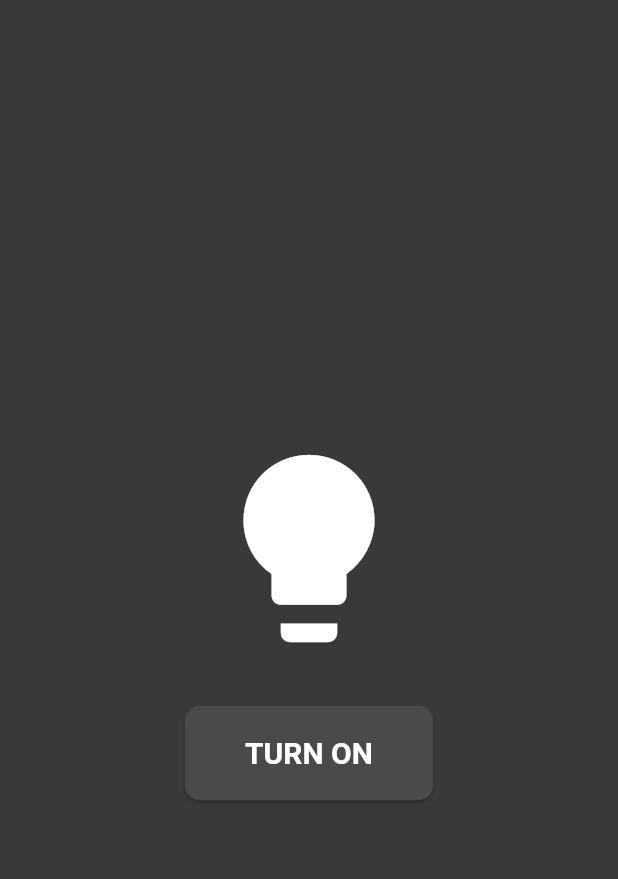
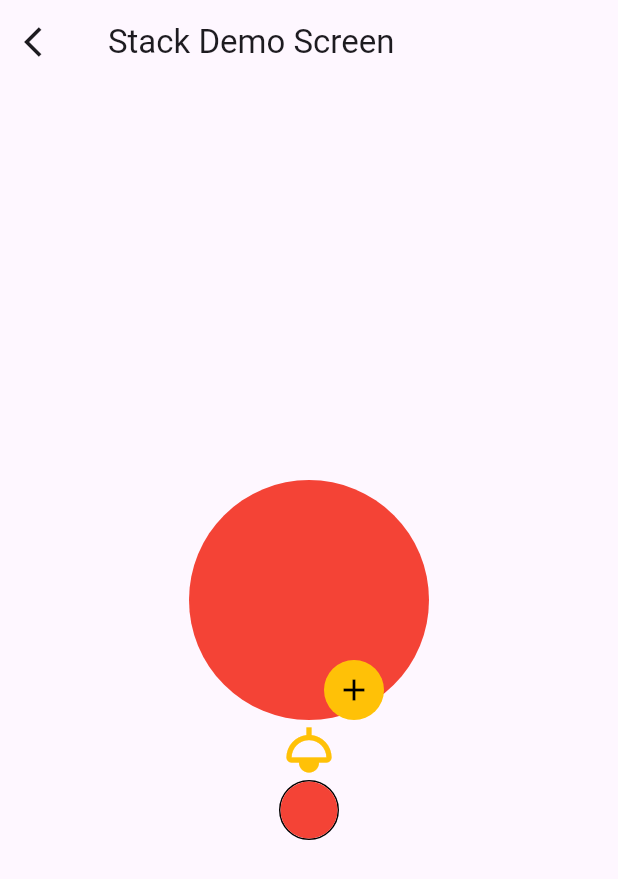
Before and after one commit to Sabahat-12345/first_app, a Flutter app: the screen it shows after launch, on a phone screen of 412 x 824 dp. Shown: the top 879 px of the screen. Run offline on Flutter 3.47's test engine with Material 3 defaults, Android fonts, the phone set to English and light mode, and no system bars; our stand-ins replace google_fonts.

Commit message:
Add StackDemoScreen and update main entry point

```diff
--- a/lib/main.dart
+++ b/lib/main.dart
@@ -1,88 +1,35 @@
+// import 'package:first_app/decoration.dart';
+// import 'package:first_app/scrolling_demo_screen.dart';
+// import 'package:first_app/homework.dart';
+// import 'package:first_app/signup_screen.dart';
 import 'package:flutter/material.dart';
 
+import 'package:first_app/stack_demo_screen.dart';
+// import 'task.dart';
+
+// import 'textfield_demo_screen.dart';
+// import 'package:first_app/second_screen.dart';
+// import 'package:first_app/user_profile.dart';
+
 void main() {
-  runApp(const BulbApp());
+  runApp(const MyApp());
 }
 
-class BulbApp extends StatelessWidget {
-  const BulbApp({super.key});
+class MyApp extends StatelessWidget {
+  const MyApp({super.key});
 
+
+  // This widget is the root of your application.
   @override
   Widget build(BuildContext context) {
     return MaterialApp(
       debugShowCheckedModeBanner: false,
-      home: BulbScreen(),
+      title: 'Flutter Demo',
+      theme: ThemeData(
+        colorScheme: ColorScheme.fromSeed(seedColor:  Colors.deepPurple),
+        useMaterial3: true,
+      ),
+      home: StackDemoScreen(),
     );
   }
 }
-
-class BulbScreen extends StatefulWidget {
-  @override
-  State<BulbScreen> createState() => _BulbScreenState();
-}
-
-class _BulbScreenState extends State<BulbScreen> {
-  bool isBulbOn = false;
-
-  void toggleBulb() {
-    setState(() {
-      isBulbOn = !isBulbOn;
-    });
-  }
-
-  @override
-  Widget build(BuildContext context) {
-    return Scaffold(
-      backgroundColor: const Color.fromARGB(255, 58, 57, 57),
-      // AppBar को यहाँ से हटा दिया गया है
-      body: Center(
-        child: Column(
-          mainAxisAlignment: MainAxisAlignment.center,
-          children: [
-            Container(
-              decoration: BoxDecoration(
-                shape: BoxShape.circle,
-                boxShadow: [
-                  BoxShadow(
-                    color: isBulbOn
-                        ? Colors.yellow.withOpacity(0.5)
-                        : const Color.fromARGB(0, 98, 96, 96),
-                    spreadRadius: 20,
-                    blurRadius: 30,
-                  ),
-                ],
-              ),
-              child: Icon(
-                Icons.lightbulb,
-                size: 150,
-                color: isBulbOn ? Colors.yellow : Colors.white,
-              ),
-            ),
-            const SizedBox(height: 30),
-            ElevatedButton(
-              onPressed: toggleBulb,
-              style: ElevatedButton.styleFrom(
-                backgroundColor: const Color.fromARGB(255, 75, 74, 74),
-                padding:
-                    const EdgeInsets.symmetric(horizontal: 40, vertical: 20),
-                textStyle: const TextStyle(
-                  fontSize: 20,
-                  fontWeight: FontWeight.bold,
-                ),
-                shape: RoundedRectangleBorder(
-                  borderRadius: BorderRadius.circular(10),
-                ),
-              ),
-              child: Text(
-                isBulbOn ? 'TURN OFF' : 'TURN ON',
-                style: const TextStyle(
-                  color: Colors.white,
-                ),
-              ),
-            ),
-          ],
-        ),
-      ),
-    );
-  }
-}
--- /dev/null
+++ b/lib/stack_demo_screen.dart
@@ -0,0 +1,97 @@
+import 'package:flutter/material.dart';
+
+class StackDemoScreen extends StatefulWidget {
+  const StackDemoScreen({super.key});
+
+  @override
+  State<StackDemoScreen> createState() => _StackDemoScreenState();
+}
+
+class _StackDemoScreenState extends State<StackDemoScreen> {
+  bool isOn = true;
+  @override
+  Widget build(BuildContext context) {
+    return Scaffold(
+      appBar: AppBar(
+        leading: Icon(Icons.arrow_back_ios),
+        title: Text("Stack Demo Screen"),
+      ),
+      body: Column(
+        mainAxisAlignment: MainAxisAlignment.center,
+        crossAxisAlignment: CrossAxisAlignment.center,
+        children: [
+          Center(
+            child: Stack(
+              children: [
+                CircleAvatar(
+                  radius: 80,
+                  backgroundColor: Colors.red,
+                ),
+                Positioned(
+                    bottom: 0,
+                    right: 30,
+                    child: InkWell(
+                      onTap: () {
+                        debugPrint("this is image p[ath]");
+                      },
+                      child: Container(
+                        height: 40,
+                        width: 40,
+                        decoration: BoxDecoration(
+                            shape: BoxShape.circle, color: Colors.amber),
+                        child: Icon(
+                          Icons.add,
+                          color: Colors.black,
+                        ),
+                      ),
+                    ))
+              ],
+            ),
+          ),
+          Icon(
+            Icons.light,
+            size: 40,
+            color: isOn ? Colors.amber : Colors.black,
+          ),
+          // Switch(
+          //     value: isOn,
+          //     onChanged: (value) {
+          //       setState(() {
+          //         isOn = value;
+          //       });
+          //       print("this is the value$isOn");
+          //     }),
+          // Radio(
+          //     value: isOn,
+          //     groupValue: null,
+          //     onChanged: (value) {
+          //       setState(() {
+          //         isOn = !isOn;
+          //       });
+          //       print("this is the value$isOn");
+          //     })
+          InkWell(
+            onTap: () {
+              setState(() {
+                isOn = !isOn;
+              });
+            },
+            child: Container(
+              height: 40,
+              width: 40,
+              decoration:
+                  BoxDecoration(shape: BoxShape.circle, border: Border.all()),
+              child: Container(
+                height: 20,
+                width: 20,
+                decoration: BoxDecoration(
+                    color: isOn ? Colors.red : Colors.black,
+                    shape: BoxShape.circle),
+              ),
+            ),
+          )
+        ],
+      ),
+    );
+  }
+}
```
